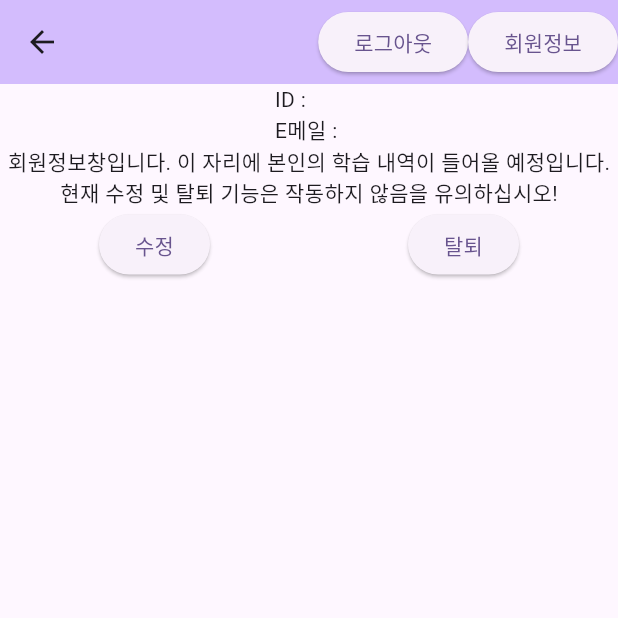
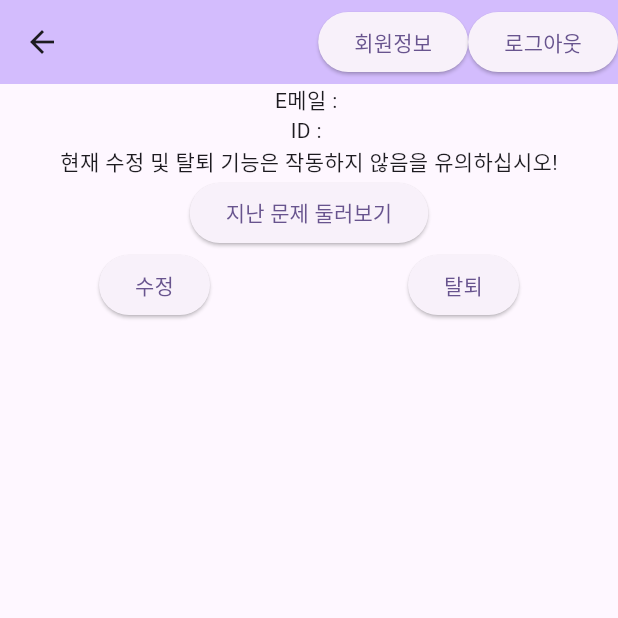
Before and after one commit to jong104b-kr/CertificateStudy, a Flutter app: the AccountInfoPage screen opened directly with empty values, on a phone screen of 412 x 824 dp, the top half of it. Run offline on Flutter 3.47's test engine with Material 3 defaults, Android fonts, the phone set to English and light mode, and no system bars; our stand-ins replace cloud_firestore, firebase_auth, firebase_core, flutter_dotenv; accounts and stored records are empty.

Commit message:
AppBar의 회원정보 버튼과 로그아웃 버튼의 위치를 바꾸고, 회원정보 보기 페이지 (account.dart) 에도 지난 문제 풀어보기 버튼을 넣었습니다.

```diff
--- a/lib/account.dart
+++ b/lib/account.dart
@@ -5,6 +5,7 @@ import 'modifyaccount.dart';
 import 'appbar.dart';
 import 'deleteaccount.dart';
 import 'UserDataProvider.dart';
+import 'solvedq.dart';
 
 
 class AccountInfoPage extends StatefulWidget {
@@ -17,50 +18,62 @@ class AccountInfoPage extends StatefulWidget {
 }
 
 class _AccountInfoPageState extends State<AccountInfoPage> {
+  // 1. Future를 저장할 상태 변수를 선언합니다.
+  late Future<String?> _userIdFuture;
+
+  @override
+  void initState() {
+    super.initState();
+    // 2. initState에서 딱 한 번만 Future를 생성하여 변수에 할당합니다.
+    // Provider.of를 사용하되, listen: false로 설정하여 불필요한 리빌드를 방지합니다.
+    final userDataProvider = Provider.of<UserDataProvider>(context, listen: false);
+    _userIdFuture = userDataProvider.loggedInUserId;
+  }
 
   @override
   Widget build(BuildContext context) {
     return Scaffold(
-      appBar: CSAppBar(title: widget.title), // widget.title로 접근
+      appBar: CSAppBar(title: widget.title),
       body: Column(
         children: [
-          // UserDataProvider의 변경을 수신 대기하는 Consumer 위젯을 사용하여
-          // ID와 E메일 텍스트만 업데이트되도록 합니다.
+          // E메일은 UserDataProvider의 변경에 따라 계속 업데이트되어야 하므로 Consumer를 유지합니다.
           Consumer<UserDataProvider>(
             builder: (context, userDataProvider, child) {
               final String? email = userDataProvider.loggedInUserEmail;
-              return Column( // 여러 텍스트 위젯을 포함하기 위해 Column으로 감쌉니다.
-                crossAxisAlignment: CrossAxisAlignment.start, // 텍스트를 왼쪽 정렬
-                children: [
-                  FutureBuilder<String?>( // FutureBuilder로 ID를 비동기적으로 로드하여 표시
-                    future: userDataProvider.loggedInUserId, // UserDataProvider에서 loggedInId Future를 가져옵니다.
+              return Text("E메일 : ${email ?? '불러오는 중...'}"); // email이 null일 경우 대비
+            },
+          ),
+          // ID를 표시하는 FutureBuilder는 Consumer 바깥으로 빼거나,
+          // Consumer 안에 두더라도 initState에서 생성한 Future를 사용합니다.
+          FutureBuilder<String?>(
+            // 3. build 메소드가 몇 번이 호출되든, 항상 initState에서 생성한 Future를 사용합니다.
+            future: _userIdFuture,
             builder: (context, snapshot) {
               if (snapshot.connectionState == ConnectionState.waiting) {
-                        // 데이터 로딩 중
                 return const Text("ID : 불러오는 중...");
               } else if (snapshot.hasError) {
-                        // 오류 발생 시
                 return Text("ID : 오류 발생 (${snapshot.error})");
               } else if (snapshot.hasData && snapshot.data != null) {
-                        // 데이터가 성공적으로 로드되었을 때
                 return Text("ID : ${snapshot.data}");
               } else {
-                        // 데이터가 없거나 로그인되지 않은 경우
                 return const Text("ID : 로그인되지 않음");
               }
             },
           ),
-                  // E메일은 동기적으로 사용 가능
-                  Text("E메일 : ${email ?? '불러오는 중...'}"), // email이 null일 경우 대비
-                ],
+          const
+          Text(
+            '현재 수정 및 탈퇴 기능은 작동하지 않음을 유의하십시오!',
+          ),
+          ElevatedButton(
+            onPressed: () {
+              Navigator.push(
+                context,
+                MaterialPageRoute(
+                  builder: (context) => SolvedQuestionPage(title: widget.title),
+                ),
               );
             },
-          ),
-          const Text(
-            '회원정보창입니다. 이 자리에 본인의 학습 내역이 들어올 예정입니다.',
-          ),
-          Text(
-            '현재 수정 및 탈퇴 기능은 작동하지 않음을 유의하십시오!',
+            child: Text('지난 문제 둘러보기'),
           ),
           Row(
             mainAxisAlignment: MainAxisAlignment.spaceAround,
@@ -70,7 +83,7 @@ class _AccountInfoPageState extends State<AccountInfoPage> {
                   Navigator.push(
                     context,
                     MaterialPageRoute(
-                      builder: (context) => ModifyAccountPage(title: widget.title), // ModifyPage로 변경된 이름 사용
+                      builder: (context) => ModifyAccountPage(title: widget.title),
                     ),
                   );
                 },
--- a/lib/appbar.dart
+++ b/lib/appbar.dart
@@ -67,6 +67,17 @@ class _CSAppBarState extends State<CSAppBar> { // State 클래스 생성
               return Row(
                   children: [
                     ElevatedButton(
+                        child: const Text('회원정보'),
+                        onPressed: () {
+                          Navigator.push(
+                            context,
+                            MaterialPageRoute(
+                              builder: (context) => AccountInfoPage(title: widget.title),
+                            ),
+                          );
+                        }
+                    ),
+                    ElevatedButton(
                         child: const Text('로그아웃'),
                         onPressed: () async {
                           await userDataProvider.logoutUser(); // Consumer의 userDataProvider 사용
@@ -79,17 +90,6 @@ class _CSAppBarState extends State<CSAppBar> { // State 클래스 생성
                               builder: (context) => MainPage(title: widget.title),
                             ),
                             (Route<dynamic> route) => false,
-                          );
-                        }
-                    ),
-                    ElevatedButton(
-                        child: const Text('회원정보'),
-                        onPressed: () {
-                          Navigator.push(
-                            context,
-                            MaterialPageRoute(
-                              builder: (context) => AccountInfoPage(title: widget.title),
-                            ),
                           );
                         }
                     ),
```
Lines whose indentation alone changed are shown as unchanged.
